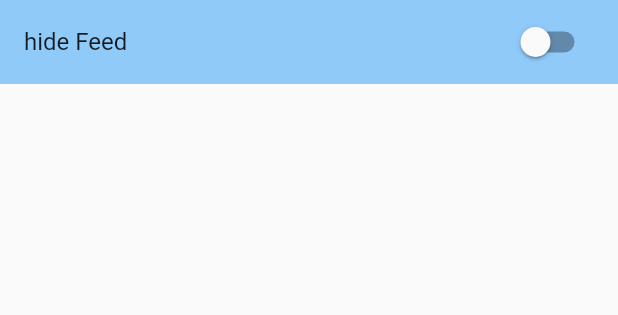
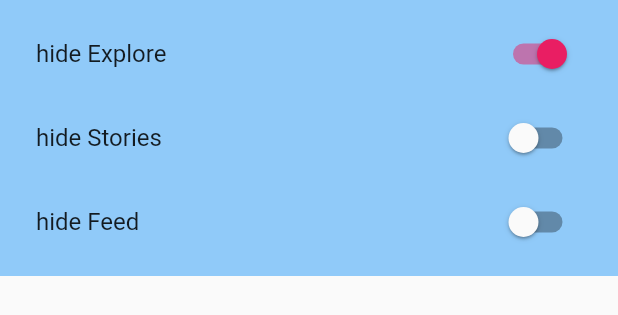
Before and after one commit to joscha0/DFinsta, a Flutter app: the SettingsBottomSheet widget shown alone on an empty page, opened directly, on a phone screen of 412 x 824 dp. Shown: the top 315 px of the screen. Run offline on Flutter 3.47's test engine with Material 2 defaults, Android fonts, the light colour scheme and no system bars; our stand-ins replace get, permission_handler; missing offline and left inert: flutter_inappwebview.

Commit message:
add explore and stories

```diff
--- a/lib/widgets/settings_bottom_sheet.dart
+++ b/lib/widgets/settings_bottom_sheet.dart
@@ -11,7 +11,6 @@ class SettingsBottomSheet extends StatefulWidget {
 
 class _SettingsBottomSheetState extends State<SettingsBottomSheet> {
   bool hideExplore = true;
-  bool hideSuggestions = true;
   bool hideStories = false;
   bool hideFeed = false;
 
@@ -23,8 +22,30 @@ class _SettingsBottomSheetState extends State<SettingsBottomSheet> {
         color: Theme.of(context).backgroundColor,
         child: Wrap(
           children: [
-            Column(
+            Padding(
+              padding: const EdgeInsets.all(8.0),
+              child: Column(
                 children: [
+                  SwitchListTile(
+                    title: const Text('hide Explore'),
+                    value: hideExplore,
+                    onChanged: (bool value) {
+                      setState(() {
+                        hideExplore = value;
+                      });
+                      controller.hideExplore.value = value;
+                    },
+                  ),
+                  SwitchListTile(
+                    title: const Text('hide Stories'),
+                    value: hideStories,
+                    onChanged: (bool value) {
+                      setState(() {
+                        hideStories = value;
+                      });
+                      controller.hideStories.value = value;
+                    },
+                  ),
                   SwitchListTile(
                     title: const Text('hide Feed'),
                     value: hideFeed,
@@ -37,6 +58,7 @@ class _SettingsBottomSheetState extends State<SettingsBottomSheet> {
                   ),
                 ],
               ),
+            ),
           ],
         ),
       )),
```
Lines whose indentation alone changed are shown as unchanged.
